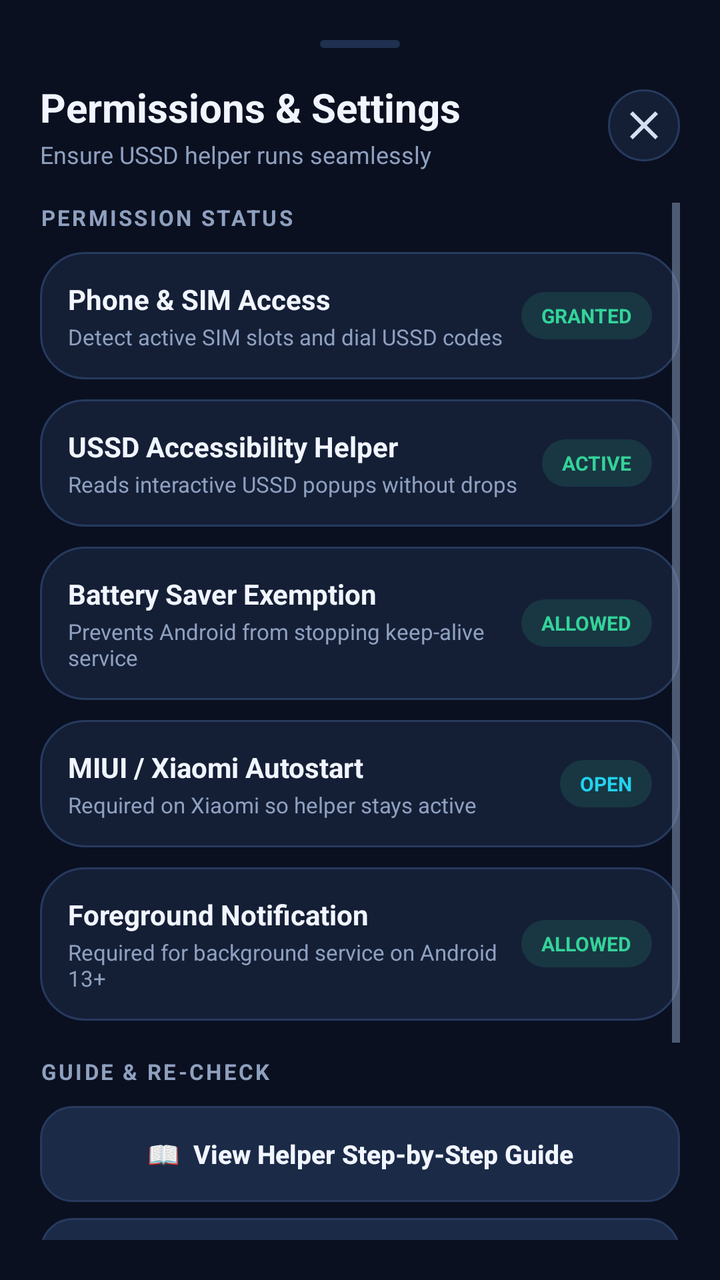
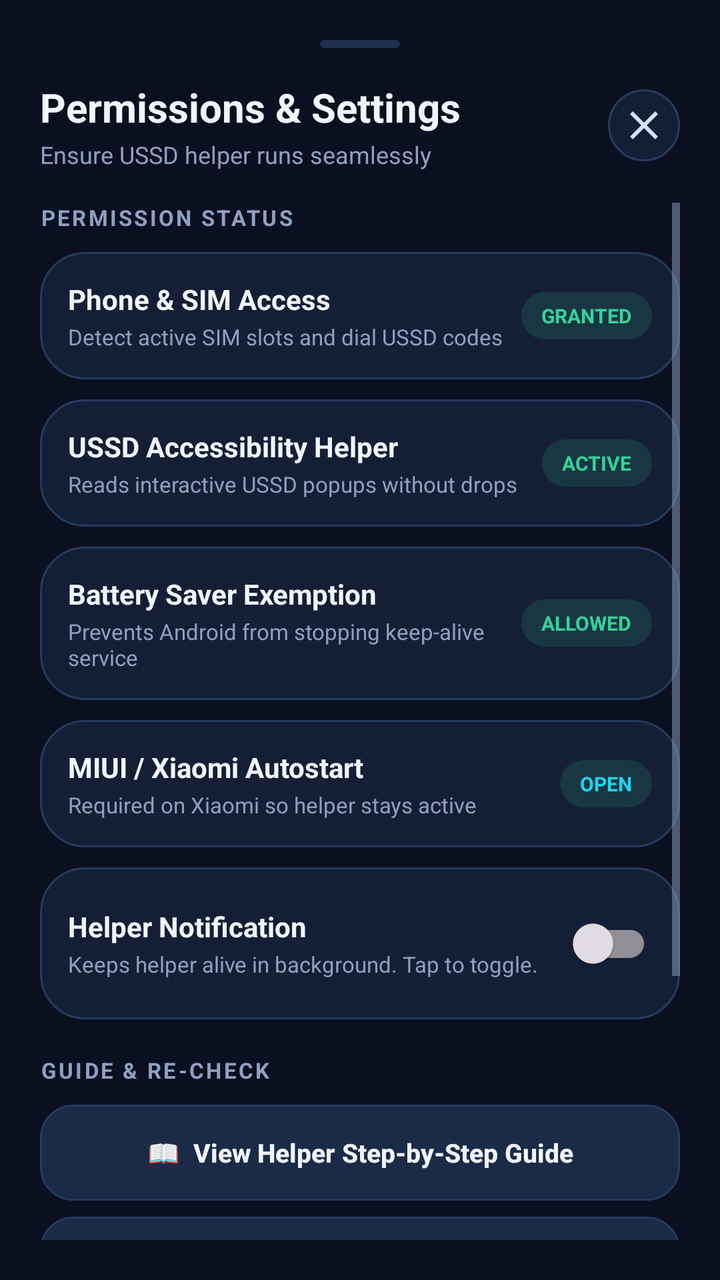

The first picture is an Android layout as it rendered before a commit; the second is the same layout after the commit. The layout source and the unified diff follow.
<!-- AndroidManifest.xml: application theme Theme.SmartUSSD -->
<!-- res/layout/dialog_settings.xml -->
<?xml version="1.0" encoding="utf-8"?>
<LinearLayout xmlns:android="http://schemas.android.com/apk/res/android"
    android:layout_width="match_parent"
    android:layout_height="wrap_content"
    android:background="@drawable/bg_bottom_sheet"
    android:orientation="vertical"
    android:padding="20dp">

    
    <View
        android:layout_width="40dp"
        android:layout_height="4dp"
        android:layout_gravity="center_horizontal"
        android:layout_marginBottom="16dp"
        android:background="@drawable/bg_skeleton" />

    
    <RelativeLayout
        android:layout_width="match_parent"
        android:layout_height="wrap_content"
        android:layout_marginBottom="16dp">

        <LinearLayout
            android:layout_width="match_parent"
            android:layout_height="wrap_content"
            android:layout_toStartOf="@id/btnCloseSettings"
            android:orientation="vertical">

            <TextView
                android:layout_width="wrap_content"
                android:layout_height="wrap_content"
                android:text="Permissions &amp; Settings"
                android:textColor="@color/text_primary"
                android:textSize="20sp"
                android:textStyle="bold" />

            <TextView
                android:layout_width="wrap_content"
                android:layout_height="wrap_content"
                android:layout_marginTop="2dp"
                android:text="Ensure USSD helper runs seamlessly"
                android:textColor="@color/text_muted"
                android:textSize="12sp" />
        </LinearLayout>

        <ImageButton
            android:id="@+id/btnCloseSettings"
            android:layout_width="36dp"
            android:layout_height="36dp"
            android:layout_alignParentEnd="true"
            android:layout_centerVertical="true"
            android:background="@drawable/bg_icon_button"
            android:contentDescription="Close"
            android:padding="8dp"
            android:src="@drawable/ic_close"
            android:tint="@color/text_body" />
    </RelativeLayout>

    <ScrollView
        android:layout_width="match_parent"
        android:layout_height="wrap_content"
        android:maxHeight="520dp"
        android:overScrollMode="never">

        <LinearLayout
            android:layout_width="match_parent"
            android:layout_height="wrap_content"
            android:orientation="vertical">

            
            <TextView
                style="@style/SectionLabel"
                android:layout_marginBottom="10dp"
                android:text="PERMISSION STATUS" />

            
            <LinearLayout
                android:id="@+id/settingItemPhone"
                android:layout_width="match_parent"
                android:layout_height="wrap_content"
                android:layout_marginBottom="10dp"
                android:background="@drawable/bg_card"
                android:clickable="true"
                android:focusable="true"
                android:gravity="center_vertical"
                android:orientation="horizontal"
                android:padding="14dp">

                <LinearLayout
                    android:layout_width="0dp"
                    android:layout_height="wrap_content"
                    android:layout_weight="1"
                    android:orientation="vertical">

                    <TextView
                        android:layout_width="wrap_content"
                        android:layout_height="wrap_content"
                        android:text="Phone &amp; SIM Access"
                        android:textColor="@color/text_primary"
                        android:textSize="14sp"
                        android:textStyle="bold" />

                    <TextView
                        android:layout_width="wrap_content"
                        android:layout_height="wrap_content"
                        android:layout_marginTop="2dp"
                        android:text="Detect active SIM slots and dial USSD codes"
                        android:textColor="@color/text_muted"
                        android:textSize="11sp" />
                </LinearLayout>

                <TextView
                    android:id="@+id/badgePhone"
                    android:layout_width="wrap_content"
                    android:layout_height="wrap_content"
                    android:layout_marginStart="8dp"
                    android:background="@drawable/bg_pill"
                    android:paddingStart="10dp"
                    android:paddingTop="5dp"
                    android:paddingEnd="10dp"
                    android:paddingBottom="5dp"
                    android:text="GRANTED"
                    android:textColor="@color/success"
                    android:textSize="10sp"
                    android:textStyle="bold" />
            </LinearLayout>

            
            <LinearLayout
                android:id="@+id/settingItemHelper"
                android:layout_width="match_parent"
                android:layout_height="wrap_content"
                android:layout_marginBottom="10dp"
                android:background="@drawable/bg_card"
                android:clickable="true"
                android:focusable="true"
                android:gravity="center_vertical"
                android:orientation="horizontal"
                android:padding="14dp">

                <LinearLayout
                    android:layout_width="0dp"
                    android:layout_height="wrap_content"
                    android:layout_weight="1"
                    android:orientation="vertical">

                    <TextView
                        android:layout_width="wrap_content"
                        android:layout_height="wrap_content"
                        android:text="USSD Accessibility Helper"
                        android:textColor="@color/text_primary"
                        android:textSize="14sp"
                        android:textStyle="bold" />

                    <TextView
                        android:layout_width="wrap_content"
                        android:layout_height="wrap_content"
                        android:layout_marginTop="2dp"
                        android:text="Reads interactive USSD popups without drops"
                        android:textColor="@color/text_muted"
                        android:textSize="11sp" />
                </LinearLayout>

                <TextView
                    android:id="@+id/badgeHelper"
                    android:layout_width="wrap_content"
                    android:layout_height="wrap_content"
                    android:layout_marginStart="8dp"
                    android:background="@drawable/bg_pill"
                    android:paddingStart="10dp"
                    android:paddingTop="5dp"
                    android:paddingEnd="10dp"
                    android:paddingBottom="5dp"
                    android:text="ACTIVE"
                    android:textColor="@color/success"
                    android:textSize="10sp"
                    android:textStyle="bold" />
            </LinearLayout>

            
            <LinearLayout
                android:id="@+id/settingItemBattery"
                android:layout_width="match_parent"
                android:layout_height="wrap_content"
                android:layout_marginBottom="10dp"
                android:background="@drawable/bg_card"
                android:clickable="true"
                android:focusable="true"
                android:gravity="center_vertical"
                android:orientation="horizontal"
                android:padding="14dp">

                <LinearLayout
                    android:layout_width="0dp"
                    android:layout_height="wrap_content"
                    android:layout_weight="1"
                    android:orientation="vertical">

                    <TextView
                        android:layout_width="wrap_content"
                        android:layout_height="wrap_content"
                        android:text="Battery Saver Exemption"
                        android:textColor="@color/text_primary"
                        android:textSize="14sp"
                        android:textStyle="bold" />

                    <TextView
                        android:layout_width="wrap_content"
                        android:layout_height="wrap_content"
                        android:layout_marginTop="2dp"
                        android:text="Prevents Android from stopping keep-alive service"
                        android:textColor="@color/text_muted"
                        android:textSize="11sp" />
                </LinearLayout>

                <TextView
                    android:id="@+id/badgeBattery"
                    android:layout_width="wrap_content"
                    android:layout_height="wrap_content"
                    android:layout_marginStart="8dp"
                    android:background="@drawable/bg_pill"
                    android:paddingStart="10dp"
                    android:paddingTop="5dp"
                    android:paddingEnd="10dp"
                    android:paddingBottom="5dp"
                    android:text="ALLOWED"
                    android:textColor="@color/success"
                    android:textSize="10sp"
                    android:textStyle="bold" />
            </LinearLayout>

            
            <LinearLayout
                android:id="@+id/settingItemAutostart"
                android:layout_width="match_parent"
                android:layout_height="wrap_content"
                android:layout_marginBottom="10dp"
                android:background="@drawable/bg_card"
                android:clickable="true"
                android:focusable="true"
                android:gravity="center_vertical"
                android:orientation="horizontal"
                android:padding="14dp">

                <LinearLayout
                    android:layout_width="0dp"
                    android:layout_height="wrap_content"
                    android:layout_weight="1"
                    android:orientation="vertical">

                    <TextView
                        android:layout_width="wrap_content"
                        android:layout_height="wrap_content"
                        android:text="MIUI / Xiaomi Autostart"
                        android:textColor="@color/text_primary"
                        android:textSize="14sp"
                        android:textStyle="bold" />

                    <TextView
                        android:layout_width="wrap_content"
                        android:layout_height="wrap_content"
                        android:layout_marginTop="2dp"
                        android:text="Required on Xiaomi so helper stays active"
                        android:textColor="@color/text_muted"
                        android:textSize="11sp" />
                </LinearLayout>

                <TextView
                    android:id="@+id/badgeAutostart"
                    android:layout_width="wrap_content"
                    android:layout_height="wrap_content"
                    android:layout_marginStart="8dp"
                    android:background="@drawable/bg_pill"
                    android:paddingStart="10dp"
                    android:paddingTop="5dp"
                    android:paddingEnd="10dp"
                    android:paddingBottom="5dp"
                    android:text="OPEN"
                    android:textColor="@color/accent"
                    android:textSize="10sp"
                    android:textStyle="bold" />
            </LinearLayout>

            
            <LinearLayout
                android:id="@+id/settingItemNotification"
                android:layout_width="match_parent"
                android:layout_height="wrap_content"
                android:layout_marginBottom="18dp"
                android:background="@drawable/bg_card"
                android:clickable="true"
                android:focusable="true"
                android:gravity="center_vertical"
                android:orientation="horizontal"
                android:padding="14dp">

                <LinearLayout
                    android:layout_width="0dp"
                    android:layout_height="wrap_content"
                    android:layout_weight="1"
                    android:orientation="vertical">

                    <TextView
                        android:layout_width="wrap_content"
                        android:layout_height="wrap_content"
                        android:text="Foreground Notification"
                        android:textColor="@color/text_primary"
                        android:textSize="14sp"
                        android:textStyle="bold" />

                    <TextView
                        android:layout_width="wrap_content"
                        android:layout_height="wrap_content"
                        android:layout_marginTop="2dp"
                        android:text="Required for background service on Android 13+"
                        android:textColor="@color/text_muted"
                        android:textSize="11sp" />
                </LinearLayout>

                <TextView
                    android:id="@+id/badgeNotification"
                    android:layout_width="wrap_content"
                    android:layout_height="wrap_content"
                    android:layout_marginStart="8dp"
                    android:background="@drawable/bg_pill"
                    android:paddingStart="10dp"
                    android:paddingTop="5dp"
                    android:paddingEnd="10dp"
                    android:paddingBottom="5dp"
                    android:text="ALLOWED"
                    android:textColor="@color/success"
                    android:textSize="10sp"
                    android:textStyle="bold" />
            </LinearLayout>

            
            <TextView
                style="@style/SectionLabel"
                android:layout_marginBottom="10dp"
                android:text="GUIDE &amp; RE-CHECK" />

            <Button
                android:id="@+id/btnViewGuide"
                android:layout_width="match_parent"
                android:layout_height="48dp"
                android:layout_marginBottom="8dp"
                android:background="@drawable/bg_button_secondary"
                android:stateListAnimator="@null"
                android:text="📖  View Helper Step-by-Step Guide"
                android:textAllCaps="false"
                android:textColor="@color/text_primary"
                android:textSize="13sp"
                android:textStyle="bold" />

            <Button
                android:id="@+id/btnReRunSetup"
                android:layout_width="match_parent"
                android:layout_height="48dp"
                android:layout_marginBottom="8dp"
                android:background="@drawable/bg_button_secondary"
                android:stateListAnimator="@null"
                android:text="🔄  Run Setup Wizard Again"
                android:textAllCaps="false"
                android:textColor="@color/text_body"
                android:textSize="13sp"
                android:textStyle="bold" />

            <Button
                android:id="@+id/btnAppDetails"
                android:layout_width="match_parent"
                android:layout_height="48dp"
                android:layout_marginBottom="14dp"
                android:background="@drawable/bg_button_secondary"
                android:stateListAnimator="@null"
                android:text="⚙️  Open App Details in Settings"
                android:textAllCaps="false"
                android:textColor="@color/text_muted"
                android:textSize="13sp" />

            <TextView
                android:id="@+id/settingsFooterVersion"
                android:layout_width="match_parent"
                android:layout_height="wrap_content"
                android:gravity="center"
                android:text="Smart USSD • All permissions stay local"
                android:textColor="@color/text_faint"
                android:textSize="11sp" />

        </LinearLayout>
    </ScrollView>
</LinearLayout>
<!-- resources referenced by this layout -->
<resources>
  <color name="accent">#FF22D3EE</color>
  <color name="success">#FF34D399</color>
  <color name="text_body">#FFD5E0F2</color>
  <color name="text_faint">#FF5F7191</color>
  <color name="text_muted">#FF8FA0BF</color>
  <color name="text_primary">#FFF1F5FF</color>
  <!-- drawable bg_bottom_sheet (drawable) -->
  <?xml version="1.0" encoding="utf-8"?>
  <shape xmlns:android="http://schemas.android.com/apk/res/android"
      android:shape="rectangle">
      <solid android:color="@color/bg_top" />
      <corners
          android:topLeftRadius="24dp"
          android:topRightRadius="24dp" />
  </shape>
  <!-- drawable bg_button_secondary (drawable) -->
  <?xml version="1.0" encoding="utf-8"?>
  <ripple xmlns:android="http://schemas.android.com/apk/res/android"
      android:color="#3322D3EE">
      <item>
          <shape android:shape="rectangle">
              <solid android:color="@color/surface_alt" />
              <stroke android:width="1dp" android:color="@color/stroke" />
              <corners android:radius="16dp" />
          </shape>
      </item>
  </ripple>
  <!-- drawable bg_card (drawable) -->
  <?xml version="1.0" encoding="utf-8"?>
  <shape xmlns:android="http://schemas.android.com/apk/res/android" android:shape="rectangle">
      <solid android:color="@color/surface" />
      <stroke android:width="1dp" android:color="@color/stroke" />
      <corners android:radius="22dp" />
  </shape>
  <!-- drawable bg_icon_button (drawable) -->
  <?xml version="1.0" encoding="utf-8"?>
  <ripple xmlns:android="http://schemas.android.com/apk/res/android"
      android:color="@color/accent_soft">
      <item>
          <shape android:shape="rectangle">
              <solid android:color="@color/surface" />
              <stroke android:width="1dp" android:color="@color/stroke" />
              <corners android:radius="19dp" />
          </shape>
      </item>
  </ripple>
  <!-- drawable bg_pill (drawable) -->
  <?xml version="1.0" encoding="utf-8"?>
  <shape xmlns:android="http://schemas.android.com/apk/res/android" android:shape="rectangle">
      <solid android:color="@color/success_soft" />
      <corners android:radius="50dp" />
  </shape>
  <!-- drawable bg_skeleton (drawable) -->
  <?xml version="1.0" encoding="utf-8"?>
  <shape xmlns:android="http://schemas.android.com/apk/res/android" android:shape="rectangle">
      <solid android:color="@color/skeleton" />
      <corners android:radius="6dp" />
  </shape>
  <!-- drawable ic_close (drawable) -->
  <vector xmlns:android="http://schemas.android.com/apk/res/android"
      android:width="24dp"
      android:height="24dp"
      android:viewportWidth="24"
      android:viewportHeight="24">
    <path
        android:fillColor="#FFFFFFFF"
        android:pathData="M19,6.41L17.59,5 12,10.59 6.41,5 5,6.41 10.59,12 5,17.59 6.41,19 12,13.41 17.59,19 19,17.59 13.41,12z"/>
  </vector>
  <style name="SectionLabel">
          <item name="android:layout_width">wrap_content</item>
          <item name="android:layout_height">wrap_content</item>
          <item name="android:textColor">@color/text_muted</item>
          <item name="android:textSize">11sp</item>
          <item name="android:textStyle">bold</item>
          <item name="android:letterSpacing">0.1</item>
      </style>
  <style name="Theme.SmartUSSD" parent="Base.Theme.SmartUSSD" />
  <color name="bg_top">#FF0A1020</color>
  <color name="surface_alt">#FF1B2A47</color>
  <color name="stroke">#FF273A5E</color>
  <color name="surface">#FF141F36</color>
  <color name="accent_soft">#2222D3EE</color>
  <color name="success_soft">#2234D399</color>
  <color name="skeleton">#FF1F3050</color>
  <color name="bg_bottom">#FF0F1D3A</color>
  <!-- drawable cursor_accent (drawable) -->
  <?xml version="1.0" encoding="utf-8"?>
  <shape xmlns:android="http://schemas.android.com/apk/res/android" android:shape="rectangle">
      <solid android:color="@color/accent" />
      <size android:width="2dp" />
  </shape>
  <!-- unchanged entries left out for length: 1 -->
</resources>

<!-- the commit's change to res/layout/dialog_settings.xml (unified diff, before → after) -->
@@ -303,34 +303,26 @@
                     <TextView
                         android:layout_width="wrap_content"
                         android:layout_height="wrap_content"
-                        android:text="Foreground Notification"
-                        android:textColor="@color/text_primary"
-                        android:textSize="14sp"
-                        android:textStyle="bold" />
-
-                    <TextView
-                        android:layout_width="wrap_content"
-                        android:layout_height="wrap_content"
-                        android:layout_marginTop="2dp"
-                        android:text="Required for background service on Android 13+"
-                        android:textColor="@color/text_muted"
-                        android:textSize="11sp" />
-                </LinearLayout>
-
-                <TextView
-                    android:id="@+id/badgeNotification"
-                    android:layout_width="wrap_content"
-                    android:layout_height="wrap_content"
-                    android:layout_marginStart="8dp"
-                    android:background="@drawable/bg_pill"
-                    android:paddingStart="10dp"
-                    android:paddingTop="5dp"
-                    android:paddingEnd="10dp"
-                    android:paddingBottom="5dp"
-                    android:text="ALLOWED"
-                    android:textColor="@color/success"
-                    android:textSize="10sp"
-                    android:textStyle="bold" />
+                        android:text="Helper Notification"
+                        android:textColor="@color/text_primary"
+                        android:textSize="14sp"
+                        android:textStyle="bold" />
+
+                    <TextView
+                        android:id="@+id/subtextNotification"
+                        android:layout_width="wrap_content"
+                        android:layout_height="wrap_content"
+                        android:layout_marginTop="2dp"
+                        android:text="Keeps helper alive in background. Tap to toggle."
+                        android:textColor="@color/text_muted"
+                        android:textSize="11sp" />
+                </LinearLayout>
+
+                <androidx.appcompat.widget.SwitchCompat
+                    android:id="@+id/switchNotification"
+                    android:layout_width="wrap_content"
+                    android:layout_height="wrap_content"
+                    android:layout_marginStart="8dp" />
             </LinearLayout>
 
             
@@ -366,6 +358,18 @@
                 android:textStyle="bold" />
 
             <Button
+                android:id="@+id/btnNotificationSettings"
+                android:layout_width="match_parent"
+                android:layout_height="48dp"
+                android:layout_marginBottom="8dp"
+                android:background="@drawable/bg_button_secondary"
+                android:stateListAnimator="@null"
+                android:text="🔔  System Notification Settings"
+                android:textAllCaps="false"
+                android:textColor="@color/text_body"
+                android:textSize="13sp" />
+
+            <Button
                 android:id="@+id/btnAppDetails"
                 android:layout_width="match_parent"
                 android:layout_height="48dp"
